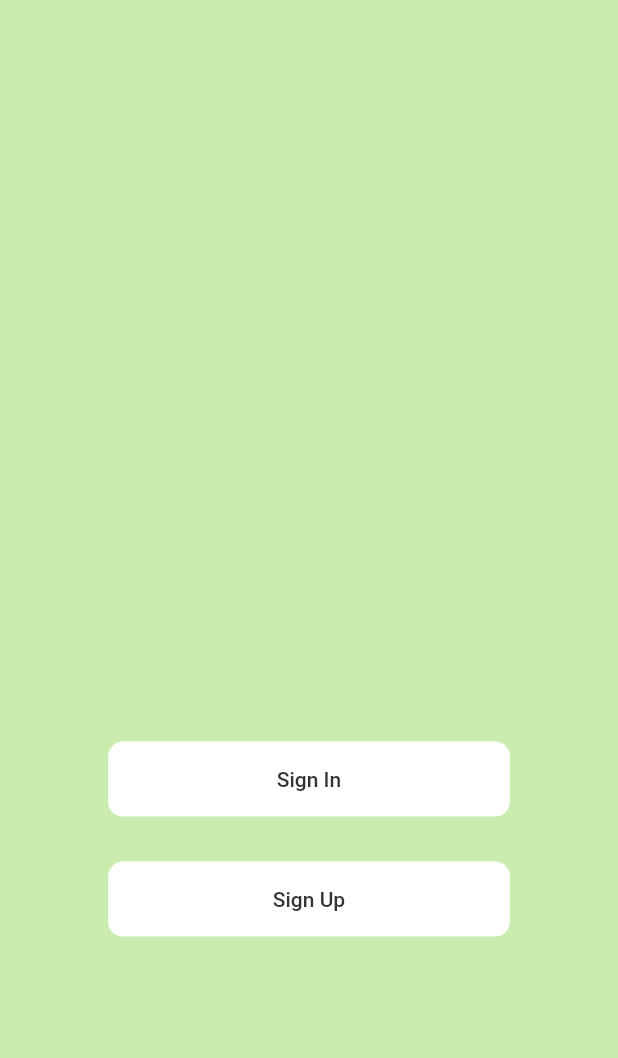
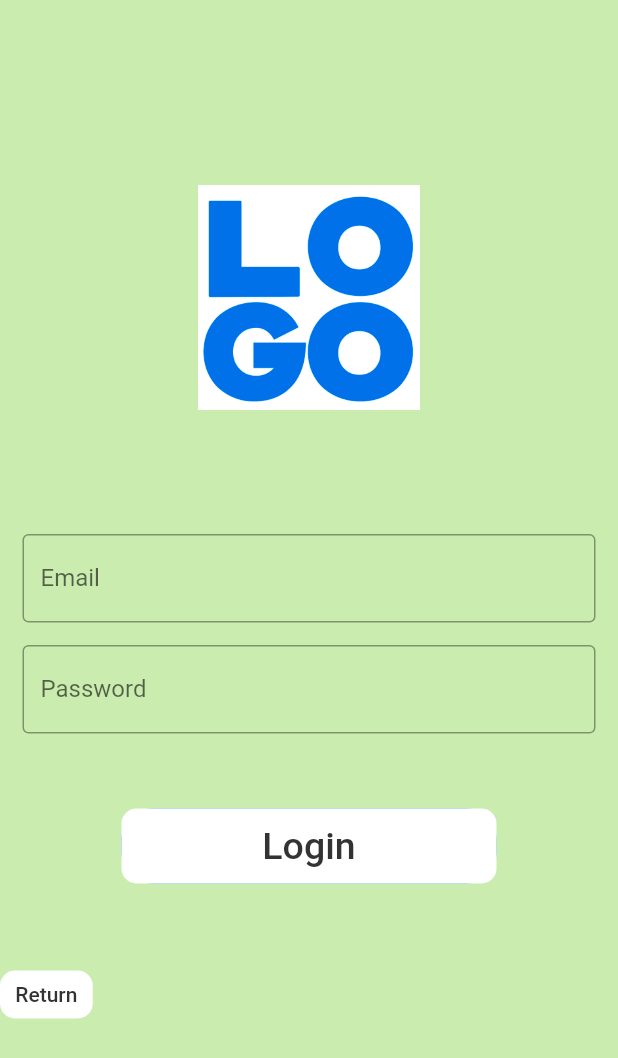
Before and after one commit to EdwinShiu/HackUST-fakeust, a Flutter app: the screen it shows after launch, after a tap on "Sign In", on a phone screen of 412 x 824 dp. Shown: the top 1058 px of the screen. Run offline on Flutter 3.47's test engine with Material 2 defaults, Android fonts, the phone set to English and light mode, and no system bars.

Commit message:
Sign-in page initial push

```diff
--- /dev/null
+++ b/lib/Pages/SignInPage/signinPage.dart
@@ -0,0 +1,111 @@
+import 'package:flutter/material.dart';
+
+import '../../Constants/constants.dart';
+
+class SigninPage extends StatelessWidget {
+  @override
+  Widget build(BuildContext context) {
+    var screenHeight = MediaQuery.of(context).size.height;
+    var screenWidth = MediaQuery.of(context).size.width;
+    print('Sign in Page');
+    return Scaffold(
+      body: Container(
+        color: const Color(backgroundPrimaryColor),
+        width: screenWidth,
+        child: Column(
+          children: [
+            Padding(
+              padding: EdgeInsets.only(top: screenHeight * 0.15),
+              child: Center(
+                child: Container(
+                  width: 200,
+                  height: 150,
+                  child: Image.asset('assets/images/logo.png'),
+                ),
+              ),
+            ),
+            Padding(
+              padding:
+                  EdgeInsets.only(top: screenHeight * 0.1, left: 15, right: 15),
+              child: TextField(
+                decoration: InputDecoration(
+                    border: OutlineInputBorder(),
+                    labelText: 'Email',
+                    hintText: 'Enter valid email id as abc@gmail.com'),
+              ),
+            ),
+            Padding(
+              padding: const EdgeInsets.only(
+                  left: 15.0, right: 15.0, top: 15, bottom: 0),
+              //padding: EdgeInsets.symmetric(horizontal: 15),
+              child: TextField(
+                obscureText: true,
+                decoration: InputDecoration(
+                    border: OutlineInputBorder(),
+                    labelText: 'Password',
+                    hintText: 'Enter password'),
+              ),
+            ),
+            SizedBox(
+              height: 50,
+            ),
+            Container(
+              height: 50,
+              width: 250,
+              decoration: BoxDecoration(
+                  color: Colors.blue, borderRadius: BorderRadius.circular(20)),
+              child: TextButton(
+                style: ButtonStyle(
+                  backgroundColor:
+                      MaterialStateProperty.all<Color>(const Color(colorWhite)),
+                  minimumSize: MaterialStateProperty.all<Size>(
+                      Size(screenWidth * 0.65, 50)),
+                  shape: MaterialStateProperty.all<RoundedRectangleBorder>(
+                    RoundedRectangleBorder(
+                      borderRadius: BorderRadius.circular(10),
+                    ),
+                  ),
+                ),
+                onPressed: () => print('Submit log in'),
+                child: Text(
+                  'Login',
+                  style: TextStyle(
+                      color: const Color(textPrimaryColor), fontSize: 25),
+                ),
+              ),
+            ),
+            SizedBox(
+              height: 50,
+            ),
+            Align(
+              alignment: Alignment.bottomLeft,
+              child: TextButton(
+                style: ButtonStyle(
+                  backgroundColor:
+                      MaterialStateProperty.all<Color>(const Color(colorWhite)),
+                  minimumSize: MaterialStateProperty.all<Size>(
+                      Size(screenWidth * 0.15, 30)),
+                  shape: MaterialStateProperty.all<RoundedRectangleBorder>(
+                    RoundedRectangleBorder(
+                      borderRadius: BorderRadius.circular(10),
+                    ),
+                  ),
+                ),
+                onPressed: () {
+                  print("Return to startupPage");
+                  Navigator.pop(context);
+                },
+                child: Text(
+                  "Return",
+                  style: TextStyle(
+                    color: const Color(textPrimaryColor),
+                  ),
+                ),
+              ),
+            ),
+          ],
+        ),
+      ),
+    );
+  }
+}
--- a/lib/Pages/StartUpPage/startupPage.dart
+++ b/lib/Pages/StartUpPage/startupPage.dart
@@ -3,7 +3,6 @@ import 'package:flutter/material.dart';
 import '../../Constants/constants.dart';
 
 class StartupPage extends StatelessWidget {
-
   @override
   Widget build(BuildContext context) {
     var screenHeight = MediaQuery.of(context).size.height;
@@ -21,8 +20,10 @@ class StartupPage extends StatelessWidget {
               children: [
                 TextButton(
                   style: ButtonStyle(
-                    backgroundColor: MaterialStateProperty.all<Color>(const Color(colorWhite)),
-                    minimumSize: MaterialStateProperty.all<Size>(Size(screenWidth * 0.65, 50)),
+                    backgroundColor: MaterialStateProperty.all<Color>(
+                        const Color(colorWhite)),
+                    minimumSize: MaterialStateProperty.all<Size>(
+                        Size(screenWidth * 0.65, 50)),
                     shape: MaterialStateProperty.all<RoundedRectangleBorder>(
                       RoundedRectangleBorder(
                         borderRadius: BorderRadius.circular(10),
@@ -31,6 +32,7 @@ class StartupPage extends StatelessWidget {
                   ),
                   onPressed: () {
                     print("Login");
+                    Navigator.pushNamed(context, '/signin');
                   },
                   child: Text(
                     "Sign In",
@@ -42,8 +44,10 @@ class StartupPage extends StatelessWidget {
                 SizedBox(height: 30),
                 TextButton(
                   style: ButtonStyle(
-                    backgroundColor: MaterialStateProperty.all<Color>(const Color(colorWhite)),
-                    minimumSize: MaterialStateProperty.all<Size>(Size(screenWidth * 0.65, 50)),
+                    backgroundColor: MaterialStateProperty.all<Color>(
+                        const Color(colorWhite)),
+                    minimumSize: MaterialStateProperty.all<Size>(
+                        Size(screenWidth * 0.65, 50)),
                     shape: MaterialStateProperty.all<RoundedRectangleBorder>(
                       RoundedRectangleBorder(
                         borderRadius: BorderRadius.circular(10),
--- a/lib/main.dart
+++ b/lib/main.dart
@@ -2,6 +2,7 @@ import 'package:flutter/material.dart';
 
 import './Constants/constants.dart';
 import './Pages/StartUpPage/startupPage.dart';
+import './Pages/SignInPage/signinPage.dart';
 
 void main() {
   runApp(MyApp());
@@ -18,6 +19,10 @@ class MyApp extends StatelessWidget {
         primarySwatch: Colors.blue,
       ),
       home: StartupPage(),
+      routes: {
+        // '/': (context) => StartupPage(),
+        '/signin': (context) => SigninPage(),
+      },
     );
   }
 }
--- a/pubspec.yaml
+++ b/pubspec.yaml
@@ -43,6 +43,8 @@ flutter:
   # included with your application, so that you can use the icons in
   # the material Icons class.
   uses-material-design: true
+  assets:
+    - assets/images/logo.png
 
   # To add assets to your application, add an assets section, like this:
   # assets:
```
Also changed, not shown: assets/images/logo.png (added).
